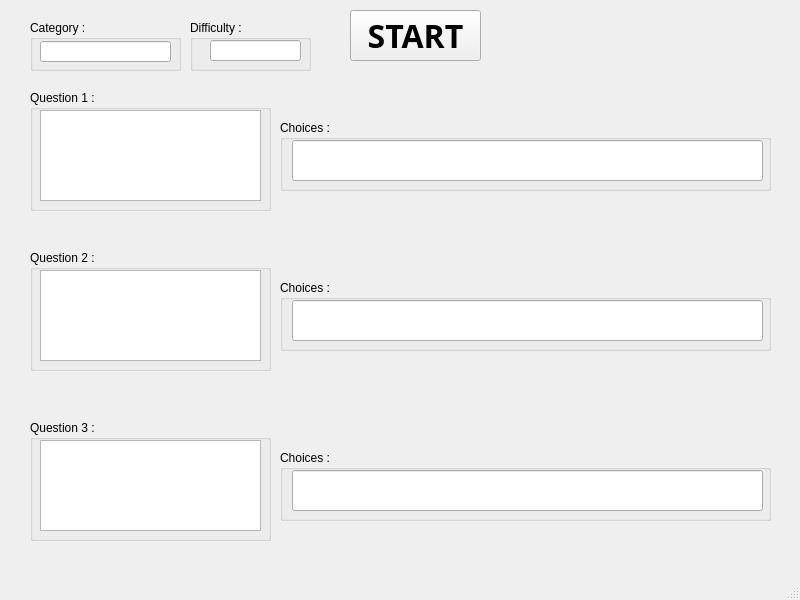
ZHSL1844/Trivia-Quiz, file mainwindow.ui: the form before one commit.
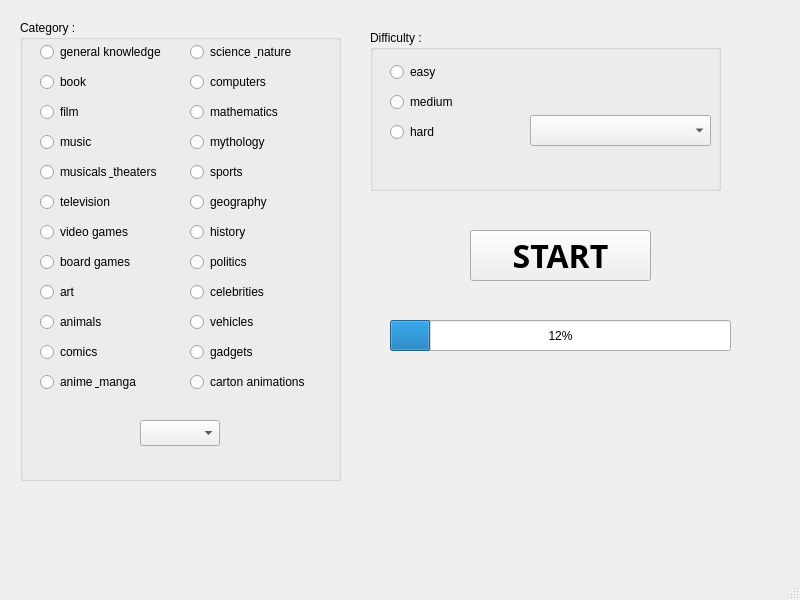
The form after the commit.

```diff
--- a/mainwindow.ui
+++ b/mainwindow.ui
@@ -17,9 +17,9 @@
    <widget class="QPushButton" name="pushButton">
     <property name="geometry">
      <rect>
-      <x>350</x>
-      <y>10</y>
-      <width>131</width>
+      <x>470</x>
+      <y>230</y>
+      <width>181</width>
       <height>51</height>
      </rect>
     </property>
@@ -34,140 +34,64 @@
      <string>START</string>
     </property>
    </widget>
-   <widget class="QGroupBox" name="groupBox_2">
-    <property name="geometry">
-     <rect>
-      <x>280</x>
-      <y>120</y>
-      <width>491</width>
-      <height>71</height>
-     </rect>
-    </property>
-    <property name="title">
-     <string>Choices :</string>
-    </property>
-    <widget class="QLineEdit" name="choices1">
-     <property name="geometry">
-      <rect>
-       <x>12</x>
-       <y>20</y>
-       <width>471</width>
-       <height>41</height>
-      </rect>
-     </property>
-    </widget>
-   </widget>
-   <widget class="QGroupBox" name="groupBox_5">
-    <property name="geometry">
-     <rect>
-      <x>30</x>
-      <y>250</y>
-      <width>241</width>
-      <height>121</height>
-     </rect>
-    </property>
-    <property name="title">
-     <string>Question 2 :</string>
-    </property>
-    <widget class="QTextEdit" name="question2">
-     <property name="geometry">
-      <rect>
-       <x>10</x>
-       <y>20</y>
-       <width>221</width>
-       <height>91</height>
-      </rect>
-     </property>
-    </widget>
-   </widget>
-   <widget class="QGroupBox" name="groupBox_7">
-    <property name="geometry">
-     <rect>
-      <x>30</x>
-      <y>420</y>
-      <width>241</width>
-      <height>121</height>
-     </rect>
-    </property>
-    <property name="title">
-     <string>Question 3 :</string>
-    </property>
-    <widget class="QTextEdit" name="question3">
-     <property name="geometry">
-      <rect>
-       <x>10</x>
-       <y>20</y>
-       <width>221</width>
-       <height>91</height>
-      </rect>
-     </property>
-    </widget>
-   </widget>
-   <widget class="QGroupBox" name="groupBox_6">
-    <property name="geometry">
-     <rect>
-      <x>280</x>
-      <y>280</y>
-      <width>491</width>
-      <height>71</height>
-     </rect>
-    </property>
-    <property name="title">
-     <string>Choices :</string>
-    </property>
-    <widget class="QLineEdit" name="choices2">
-     <property name="geometry">
-      <rect>
-       <x>12</x>
-       <y>20</y>
-       <width>471</width>
-       <height>41</height>
-      </rect>
-     </property>
-    </widget>
-   </widget>
    <widget class="QGroupBox" name="groupBox_4">
     <property name="geometry">
      <rect>
-      <x>190</x>
-      <y>20</y>
-      <width>121</width>
-      <height>51</height>
+      <x>370</x>
+      <y>30</y>
+      <width>351</width>
+      <height>161</height>
      </rect>
     </property>
     <property name="title">
      <string>Difficulty :</string>
     </property>
-    <widget class="QLineEdit" name="difficultyLine">
+    <widget class="QRadioButton" name="radioButton_3">
      <property name="geometry">
       <rect>
        <x>20</x>
-       <y>20</y>
-       <width>91</width>
-       <height>21</height>
+       <y>60</y>
+       <width>110</width>
+       <height>24</height>
       </rect>
      </property>
+     <property name="text">
+      <string>medium</string>
+     </property>
     </widget>
-   </widget>
-   <widget class="QGroupBox" name="groupBox">
-    <property name="geometry">
-     <rect>
-      <x>30</x>
-      <y>90</y>
-      <width>241</width>
-      <height>121</height>
-     </rect>
-    </property>
-    <property name="title">
-     <string>Question 1 :</string>
-    </property>
-    <widget class="QTextEdit" name="question1">
+    <widget class="QRadioButton" name="radioButton_4">
      <property name="geometry">
       <rect>
-       <x>10</x>
-       <y>20</y>
-       <width>221</width>
-       <height>91</height>
+       <x>20</x>
+       <y>90</y>
+       <width>110</width>
+       <height>24</height>
+      </rect>
+     </property>
+     <property name="text">
+      <string>hard</string>
+     </property>
+    </widget>
+    <widget class="QRadioButton" name="radioButton_5">
+     <property name="geometry">
+      <rect>
+       <x>20</x>
+       <y>30</y>
+       <width>110</width>
+       <height>24</height>
+      </rect>
+     </property>
+     <property name="text">
+      <string>easy</string>
+     </property>
+    </widget>
+    <widget class="QComboBox" name="comboBox_dif">
+     <property name="geometry">
+      <rect>
+       <x>160</x>
+       <y>85</y>
+       <width>181</width>
+       <height>31</height>
       </rect>
      </property>
     </widget>
@@ -175,48 +99,350 @@
    <widget class="QGroupBox" name="groupBox_3">
     <property name="geometry">
      <rect>
-      <x>30</x>
+      <x>20</x>
       <y>20</y>
-      <width>151</width>
-      <height>51</height>
+      <width>321</width>
+      <height>461</height>
      </rect>
     </property>
     <property name="title">
      <string>Category :</string>
     </property>
-    <widget class="QLineEdit" name="categoryLine">
+    <widget class="QRadioButton" name="radio_book">
      <property name="geometry">
       <rect>
-       <x>10</x>
-       <y>21</y>
+       <x>20</x>
+       <y>50</y>
+       <width>110</width>
+       <height>24</height>
+      </rect>
+     </property>
+     <property name="text">
+      <string>book</string>
+     </property>
+    </widget>
+    <widget class="QRadioButton" name="radio_film">
+     <property name="geometry">
+      <rect>
+       <x>20</x>
+       <y>80</y>
+       <width>110</width>
+       <height>24</height>
+      </rect>
+     </property>
+     <property name="text">
+      <string>film</string>
+     </property>
+    </widget>
+    <widget class="QRadioButton" name="radio_mus">
+     <property name="geometry">
+      <rect>
+       <x>20</x>
+       <y>110</y>
+       <width>110</width>
+       <height>24</height>
+      </rect>
+     </property>
+     <property name="text">
+      <string>music</string>
+     </property>
+    </widget>
+    <widget class="QRadioButton" name="radio_the">
+     <property name="geometry">
+      <rect>
+       <x>20</x>
+       <y>140</y>
+       <width>151</width>
+       <height>24</height>
+      </rect>
+     </property>
+     <property name="text">
+      <string>musicals &amp; theaters</string>
+     </property>
+    </widget>
+    <widget class="QRadioButton" name="radio_tele">
+     <property name="geometry">
+      <rect>
+       <x>20</x>
+       <y>170</y>
+       <width>110</width>
+       <height>24</height>
+      </rect>
+     </property>
+     <property name="text">
+      <string>television</string>
+     </property>
+    </widget>
+    <widget class="QRadioButton" name="radio_kno">
+     <property name="geometry">
+      <rect>
+       <x>20</x>
+       <y>20</y>
+       <width>171</width>
+       <height>24</height>
+      </rect>
+     </property>
+     <property name="text">
+      <string>general knowledge</string>
+     </property>
+    </widget>
+    <widget class="QRadioButton" name="radio_vg">
+     <property name="geometry">
+      <rect>
+       <x>20</x>
+       <y>200</y>
+       <width>110</width>
+       <height>24</height>
+      </rect>
+     </property>
+     <property name="text">
+      <string>video games</string>
+     </property>
+    </widget>
+    <widget class="QRadioButton" name="radio_bg">
+     <property name="geometry">
+      <rect>
+       <x>20</x>
+       <y>230</y>
+       <width>121</width>
+       <height>24</height>
+      </rect>
+     </property>
+     <property name="text">
+      <string>board games</string>
+     </property>
+    </widget>
+    <widget class="QRadioButton" name="radio_sc">
+     <property name="geometry">
+      <rect>
+       <x>170</x>
+       <y>20</y>
+       <width>141</width>
+       <height>24</height>
+      </rect>
+     </property>
+     <property name="text">
+      <string>science &amp; nature</string>
+     </property>
+    </widget>
+    <widget class="QRadioButton" name="radio_com_2">
+     <property name="geometry">
+      <rect>
+       <x>170</x>
+       <y>50</y>
+       <width>110</width>
+       <height>24</height>
+      </rect>
+     </property>
+     <property name="text">
+      <string>computers</string>
+     </property>
+    </widget>
+    <widget class="QRadioButton" name="radio_math">
+     <property name="geometry">
+      <rect>
+       <x>170</x>
+       <y>80</y>
+       <width>110</width>
+       <height>24</height>
+      </rect>
+     </property>
+     <property name="text">
+      <string>mathematics</string>
+     </property>
+    </widget>
+    <widget class="QRadioButton" name="radio_my">
+     <property name="geometry">
+      <rect>
+       <x>170</x>
+       <y>110</y>
+       <width>110</width>
+       <height>24</height>
+      </rect>
+     </property>
+     <property name="text">
+      <string>mythology</string>
+     </property>
+    </widget>
+    <widget class="QRadioButton" name="radio_sport">
+     <property name="geometry">
+      <rect>
+       <x>170</x>
+       <y>140</y>
+       <width>110</width>
+       <height>24</height>
+      </rect>
+     </property>
+     <property name="text">
+      <string>sports</string>
+     </property>
+    </widget>
+    <widget class="QRadioButton" name="radio_geo">
+     <property name="geometry">
+      <rect>
+       <x>170</x>
+       <y>170</y>
+       <width>110</width>
+       <height>24</height>
+      </rect>
+     </property>
+     <property name="text">
+      <string>geography</string>
+     </property>
+    </widget>
+    <widget class="QRadioButton" name="radio_his">
+     <property name="geometry">
+      <rect>
+       <x>170</x>
+       <y>200</y>
+       <width>110</width>
+       <height>24</height>
+      </rect>
+     </property>
+     <property name="text">
+      <string>history</string>
+     </property>
+    </widget>
+    <widget class="QRadioButton" name="radio_pol">
+     <property name="geometry">
+      <rect>
+       <x>170</x>
+       <y>230</y>
+       <width>110</width>
+       <height>24</height>
+      </rect>
+     </property>
+     <property name="text">
+      <string>politics</string>
+     </property>
+    </widget>
+    <widget class="QRadioButton" name="radio_art">
+     <property name="geometry">
+      <rect>
+       <x>20</x>
+       <y>260</y>
+       <width>110</width>
+       <height>24</height>
+      </rect>
+     </property>
+     <property name="text">
+      <string>art</string>
+     </property>
+    </widget>
+    <widget class="QRadioButton" name="radio_cel">
+     <property name="geometry">
+      <rect>
+       <x>170</x>
+       <y>260</y>
+       <width>110</width>
+       <height>24</height>
+      </rect>
+     </property>
+     <property name="text">
+      <string>celebrities</string>
+     </property>
+    </widget>
+    <widget class="QRadioButton" name="radio_ani">
+     <property name="geometry">
+      <rect>
+       <x>20</x>
+       <y>290</y>
+       <width>110</width>
+       <height>24</height>
+      </rect>
+     </property>
+     <property name="text">
+      <string>animals</string>
+     </property>
+    </widget>
+    <widget class="QRadioButton" name="radio_veh">
+     <property name="geometry">
+      <rect>
+       <x>170</x>
+       <y>290</y>
+       <width>110</width>
+       <height>24</height>
+      </rect>
+     </property>
+     <property name="text">
+      <string>vehicles</string>
+     </property>
+    </widget>
+    <widget class="QRadioButton" name="radio_com">
+     <property name="geometry">
+      <rect>
+       <x>20</x>
+       <y>320</y>
+       <width>110</width>
+       <height>24</height>
+      </rect>
+     </property>
+     <property name="text">
+      <string>comics</string>
+     </property>
+    </widget>
+    <widget class="QRadioButton" name="radio_gad">
+     <property name="geometry">
+      <rect>
+       <x>170</x>
+       <y>320</y>
+       <width>110</width>
+       <height>24</height>
+      </rect>
+     </property>
+     <property name="text">
+      <string>gadgets</string>
+     </property>
+    </widget>
+    <widget class="QRadioButton" name="radio_man">
+     <property name="geometry">
+      <rect>
+       <x>20</x>
+       <y>350</y>
        <width>131</width>
-       <height>21</height>
+       <height>24</height>
+      </rect>
+     </property>
+     <property name="text">
+      <string>anime &amp; manga</string>
+     </property>
+    </widget>
+    <widget class="QRadioButton" name="radioButton_27">
+     <property name="geometry">
+      <rect>
+       <x>170</x>
+       <y>350</y>
+       <width>151</width>
+       <height>24</height>
+      </rect>
+     </property>
+     <property name="text">
+      <string>carton animations</string>
+     </property>
+    </widget>
+    <widget class="QComboBox" name="comboBox_cat">
+     <property name="geometry">
+      <rect>
+       <x>120</x>
+       <y>400</y>
+       <width>80</width>
+       <height>26</height>
       </rect>
      </property>
     </widget>
    </widget>
-   <widget class="QGroupBox" name="groupBox_8">
+   <widget class="QProgressBar" name="progressBar">
     <property name="geometry">
      <rect>
-      <x>280</x>
-      <y>450</y>
-      <width>491</width>
-      <height>71</height>
+      <x>390</x>
+      <y>320</y>
+      <width>341</width>
+      <height>31</height>
      </rect>
     </property>
-    <property name="title">
-     <string>Choices :</string>
+    <property name="value">
+     <number>12</number>
     </property>
-    <widget class="QLineEdit" name="choices3">
-     <property name="geometry">
-      <rect>
-       <x>12</x>
-       <y>20</y>
-       <width>471</width>
-       <height>41</height>
-      </rect>
-     </property>
-    </widget>
    </widget>
   </widget>
   <widget class="QMenuBar" name="menubar">
```
Left out of the diff: 2 changed lines with no effect on the pictures.
